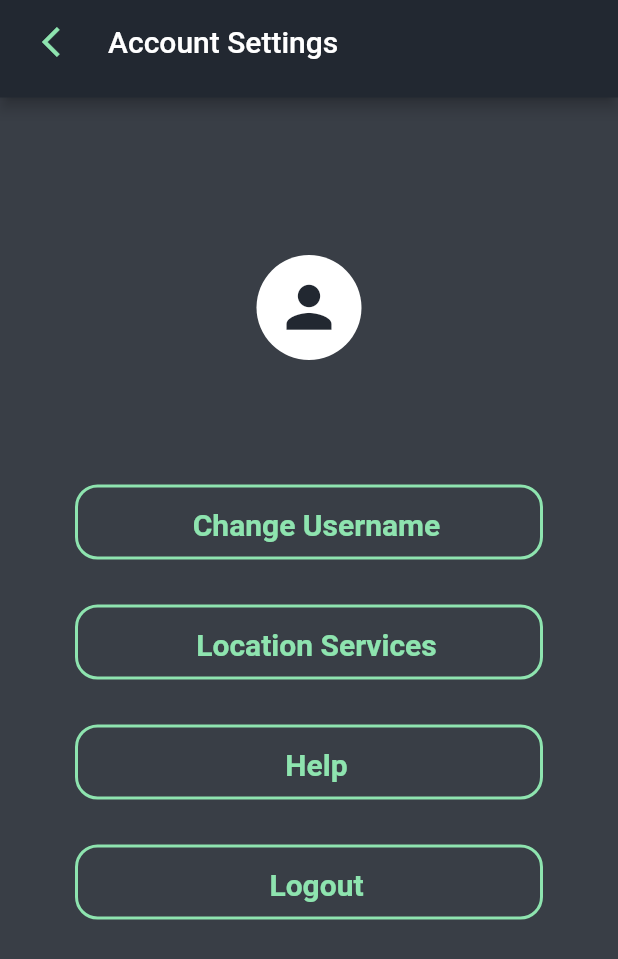
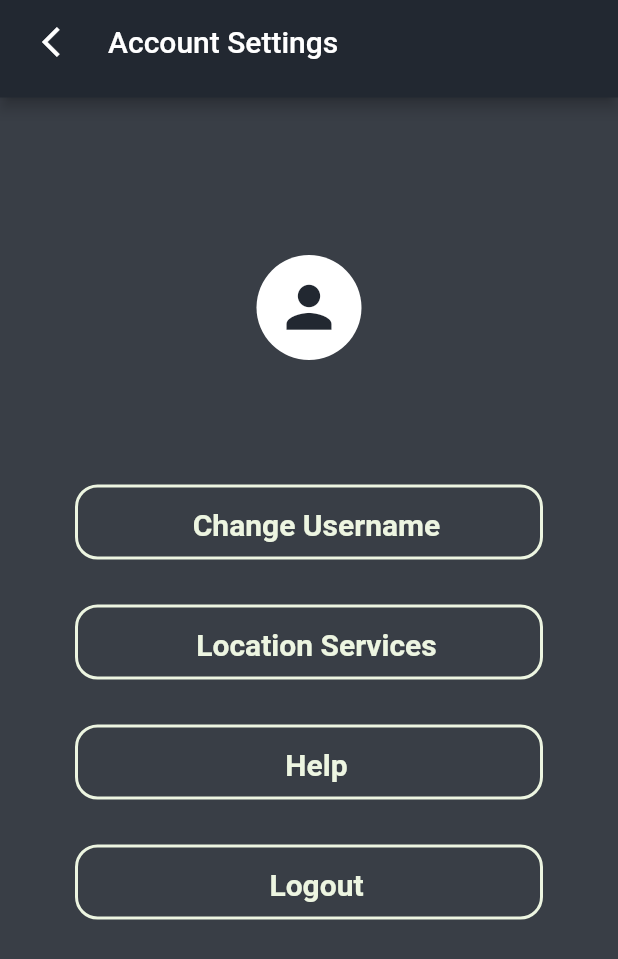
Before and after one commit to austinhogan11/text_marks_the_spot_app, a Flutter app: the HomeScreen screen opened by its route, after a tap on the "settings" icon, on a phone screen of 412 x 824 dp. Shown: the top 959 px of the screen. Run offline on Flutter 3.47's test engine with Material 2 defaults, Android fonts, the phone set to English and light mode, and no system bars; our stand-ins replace cloud_firestore, firebase_auth, firebase_core, geolocator, google_maps_flutter, google_sign_in; missing offline and left inert: apple_sign_in; accounts and stored records are empty.

Commit message:
Revert "- User Radius established for the homescreen map display - Some Deprecated Components (Buttons) Updated"
This reverts commit cb5bd218

```diff
--- a/lib/components/custom_button.dart
+++ b/lib/components/custom_button.dart
@@ -23,63 +23,33 @@ class CustomButton extends StatelessWidget {
 
   @override
   Widget build(BuildContext context) {
-    return TextButton(
+    return FlatButton(
+      color: color,
+      splashColor: kPrimaryColor,
       onPressed: onTap,
-      style: ButtonStyle(
-        overlayColor: MaterialStateProperty.all(kAccentColor),
-        backgroundColor: MaterialStateProperty.all<Color>(color),
-        shape: MaterialStateProperty.all(
-          RoundedRectangleBorder(
-            borderRadius: BorderRadius.circular(50.0),
-          ),
-        ),
+      shape: RoundedRectangleBorder(
+        borderRadius: BorderRadius.circular(40),
       ),
       child: Padding(
-        padding: const EdgeInsets.fromLTRB(0, 5, 0, 5),
+        padding: const EdgeInsets.fromLTRB(0, 15, 0, 15),
         child: Row(
           mainAxisAlignment: MainAxisAlignment.center,
           children: <Widget>[
             if (image != null)
               Image(image: AssetImage("assets/$image"), height: 25.0),
-            if (image != null) SizedBox(width: 10.0),
-            Text(
-              btnText,
-              style: TextStyle(
-                  fontSize: fontSize,
-                  color: textColor,
-                  fontWeight: FontWeight.bold),
+            Padding(
+              padding: const EdgeInsets.only(left: 10),
+              child: Text(
+                btnText,
+                style: TextStyle(
+                    fontSize: fontSize,
+                    color: textColor,
+                    fontWeight: FontWeight.bold),
+              ),
             )
           ],
         ),
       ),
     );
-    // return FlatButton(
-    //   color: color,
-    //   splashColor: kPrimaryColor,
-    //   onPressed: onTap,
-    //   shape: RoundedRectangleBorder(
-    //     borderRadius: BorderRadius.circular(40),
-    //   ),
-    //   child: Padding(
-    //     padding: const EdgeInsets.fromLTRB(0, 15, 0, 15),
-    //     child: Row(
-    //       mainAxisAlignment: MainAxisAlignment.center,
-    //       children: <Widget>[
-    //         if (image != null)
-    //           Image(image: AssetImage("assets/$image"), height: 25.0),
-    //         Padding(
-    //           padding: const EdgeInsets.only(left: 10),
-    //           child: Text(
-    //             btnText,
-    //             style: TextStyle(
-    //                 fontSize: fontSize,
-    //                 color: textColor,
-    //                 fontWeight: FontWeight.bold),
-    //           ),
-    //         )
-    //       ],
-    //     ),
-    //   ),
-    // );
   }
 }
--- a/lib/components/settings_button.dart
+++ b/lib/components/settings_button.dart
@@ -11,6 +11,7 @@ import 'package:text_marks_the_spot_app/screens/authentication/login_screen.dart
 class SettingsButton extends StatelessWidget {
   final String btnText;
   final String screenNavRoute;
+  final Color grn = const Color(0xFFEDF5E1);
 
   SettingsButton({this.btnText, this.screenNavRoute, Color color});
 
@@ -19,7 +20,7 @@ class SettingsButton extends StatelessWidget {
     return Padding(
       padding: EdgeInsets.symmetric(vertical: 15.0, horizontal: 50.0),
       child: OutlineButton(
-        splashColor: Colors.white,
+        splashColor: grn,
         onPressed: () {
           if (screenNavRoute == LoginScreen.id) userSignOutHandling(context);
           Navigator.pushNamed(context, screenNavRoute);
@@ -28,7 +29,8 @@ class SettingsButton extends StatelessWidget {
           borderRadius: BorderRadius.circular(15.0),
         ),
         highlightElevation: 0,
-        borderSide: BorderSide(color: MedGrn, width: 2.0),
+        color: DrkGrn,
+        borderSide: BorderSide(color: grn, width: 2.0),
         child: Padding(
           padding: const EdgeInsets.fromLTRB(0, 10, 0, 10),
           child: Row(
@@ -41,7 +43,7 @@ class SettingsButton extends StatelessWidget {
                   style: TextStyle(
                     height: 1.5,
                     fontSize: 20,
-                    color: MedGrn,
+                    color: grn,
                     fontWeight: FontWeight.bold,
                   ),
                 ),
--- a/lib/components/textmark_stream.dart
+++ b/lib/components/textmark_stream.dart
@@ -3,6 +3,7 @@ import 'package:firebase_auth/firebase_auth.dart';
 import 'package:flutter/material.dart';
 import 'package:text_marks_the_spot_app/components/textmark_card.dart';
 import 'package:text_marks_the_spot_app/data/data_handling.dart';
+import 'package:text_marks_the_spot_app/screens/home/create_textmark_screen.dart';
 
 CollectionReference textmarks = DataHandling().textmarks;
 CollectionReference users = DataHandling().users;
--- a/lib/constants.dart
+++ b/lib/constants.dart
@@ -3,7 +3,7 @@ import 'package:flutter/material.dart';
 // Primary app color used throughout the interface
 const Color kPrimaryColor = Color(0xff222831);
 
-const Color kAccentColor = Color(0xff393E46);
+const Color kAccentColor = Color(0xff393e46);
 
 const Color KIconFill = Color(0xff05386B);
 
@@ -11,18 +11,20 @@ const Color DrkGrn = Color(0Xff379683);
 
 const Color MedGrn = Color(0xff8EE4AF);
 
-const Color Alabaster = const Color(0xFFEDF5E1);
+const Color grn = const Color(0xFFEDF5E1);
 
-const Icon KBackIconButton = Icon(
+const Icon kBackIconButton = Icon(
   Icons.arrow_back_ios,
-  color: MedGrn,
+  color: Colors.white,
 );
 
 const Icon kSettingsIconButton = Icon(
   Icons.settings,
   size: 30.0,
-  color: MedGrn,
+  color: grn,
 );
+
+
 
 const TextStyle kTextMarkTextStyleBold = TextStyle(
   color: Colors.blue,
--- a/lib/data/data_handling.dart
+++ b/lib/data/data_handling.dart
@@ -1,5 +1,6 @@
 import 'package:cloud_firestore/cloud_firestore.dart';
 import 'package:firebase_auth/firebase_auth.dart';
+import 'package:text_marks_the_spot_app/screens/home/create_textmark_screen.dart';
 
 /*
   Data Handling Class for the users collection in Firestore
--- a/lib/main.dart
+++ b/lib/main.dart
@@ -11,6 +11,7 @@ import 'package:text_marks_the_spot_app/screens/account_settings/location_servic
 import 'package:text_marks_the_spot_app/screens/authentication/login_screen.dart';
 import 'package:text_marks_the_spot_app/screens/authentication/sign_up_screen.dart';
 import 'package:text_marks_the_spot_app/screens/home/home_screen.dart';
+import 'package:text_marks_the_spot_app/screens/home/show_textmark_message.dart';
 import 'package:text_marks_the_spot_app/screens/messages/textmarks_page_view.dart';
 
 import 'functionality/authentication/apple_sign_in_available.dart';
@@ -39,9 +40,9 @@ class TextMarksTheSpot extends StatelessWidget {
         title: 'Text Marks the Spot',
 
         // Application Screen Navigation set up
-        initialRoute: LoginScreen.id,
+        // initialRoute: LoginScreen.id,
         // initialRoute: TextmarksPageView.id,
-        // initialRoute: HomeScreen.id,
+        initialRoute: HomeScreen.id,
         routes: {
           LoginScreen.id: (context) => LoginScreen(),
           SignUpScreen.id: (context) => SignUpScreen(),
--- a/lib/screens/account_settings/account_screen.dart
+++ b/lib/screens/account_settings/account_screen.dart
@@ -44,7 +44,8 @@ class _AccountScreenState extends State<AccountScreen> {
       backgroundColor: kAccentColor,
       appBar: CustomAppBar(
         title: 'Account Settings',
-        icon: KBackIconButton,
+        icon: kBackIconButton,
+        // iconFunction: () => Navigator.pushNamed(context, HomeScreen.id),
         iconFunction: () => Navigator.pop(context),
       ),
       body: Center(
@@ -63,26 +64,30 @@ class _AccountScreenState extends State<AccountScreen> {
                 child: Text(
                   username == null ? '' : username,
                   style: TextStyle(
-                    color: MedGrn,
                     fontSize: 20.0,
+                    color: grn,
                     fontWeight: FontWeight.bold,
                   ),
                 ),
               ),
               SettingsButton(
                 btnText: 'Change Username',
+                color: grn,
                 screenNavRoute: ChangeUserNameScreen.id,
               ),
               SettingsButton(
                 btnText: 'Location Services',
+                color: grn,
                 screenNavRoute: LocationServicesScreen.id,
               ),
               SettingsButton(
                 btnText: 'Help',
+                color: grn,
                 screenNavRoute: HelpScreen.id,
               ),
               SettingsButton(
                 btnText: 'Logout',
+                color: grn,
                 screenNavRoute: LoginScreen.id,
               ),
             ],
--- a/lib/screens/home/home_screen.dart
+++ b/lib/screens/home/home_screen.dart
@@ -1,3 +1,5 @@
+import 'dart:math' as Math;
+
 import 'package:cloud_firestore/cloud_firestore.dart';
 import 'package:firebase_auth/firebase_auth.dart';
 import 'package:flutter/material.dart';
@@ -28,10 +30,8 @@ class _HomeScreenState extends State<HomeScreen> {
 
   static LatLng _initialPosition;
   Set<Marker> _markers = new Set<Marker>();
-  Set<Circle> _circles = new Set<Circle>();
   Marker currentMarker;
-  Circle youCircle;
-  Marker you;
+  Marker You;
   GeoPoint currentGeoPoint;
   LatLng currentCenter;
   double latitude = 0;
@@ -40,6 +40,9 @@ class _HomeScreenState extends State<HomeScreen> {
   CameraPosition cameraPosition;
   var _mapController;
   List<String> sentTMNicknames;
+
+
+
 
   @override
   void initState() {
@@ -66,7 +69,6 @@ class _HomeScreenState extends State<HomeScreen> {
                   ? CircularProgressIndicator()
                   : GoogleMap(
                       markers: _markers,
-                      circles: _circles,
                       onLongPress: (LatLng coor) {
                         setState(() {
                           currentMarker == null
@@ -113,13 +115,14 @@ class _HomeScreenState extends State<HomeScreen> {
                             children: [
                               RawMaterialButton(
                                 elevation: 2.0,
-                                fillColor: kPrimaryColor,
+                                // fillColor: Colors.teal,
+                                fillColor: KIconFill,
                                 child: Padding(
                                   padding: const EdgeInsets.all(15.0),
                                   child: Icon(
                                     Icons.location_searching_sharp,
                                     size: 45.0,
-                                    color: Alabaster,
+                                    color: grn,
                                   ),
                                 ),
                                 shape: CircleBorder(),
@@ -141,13 +144,13 @@ class _HomeScreenState extends State<HomeScreen> {
                           children: [
                             RawMaterialButton(
                                 elevation: 2.0,
-                                fillColor: kPrimaryColor,
+                                fillColor: KIconFill,
                                 child: Padding(
                                   padding: const EdgeInsets.all(15.0),
                                   child: Icon(
                                     Icons.message_sharp,
                                     size: 45.0,
-                                    color: Alabaster,
+                                    color: grn,
                                   ),
                                 ),
                                 shape: CircleBorder(),
@@ -235,31 +238,19 @@ class _HomeScreenState extends State<HomeScreen> {
     this.currentCenter = LatLng(this.latitude, this.longitude);
 
     _markers.removeWhere((element) => element.markerId.value == "You");
-    _circles.removeWhere((element) => element.circleId.value == "youCircle");
 
     ImageConfiguration configuration = createLocalImageConfiguration(context);
 
     BitmapDescriptor b = await BitmapDescriptor.fromAssetImage(
         configuration, 'assets/image0.png');
 
-    this.you = new Marker(
+    this.You = new Marker(
         markerId: new MarkerId("You"),
         position: LatLng(latitude, longitude),
         infoWindow: InfoWindow(title: "You"),
         icon: BitmapDescriptor.defaultMarkerWithHue(50));
 
-    this.youCircle = new Circle(
-      circleId: new CircleId("youCircle"),
-      center: LatLng(latitude, longitude),
-      fillColor: kPrimaryColor.withOpacity(0.5),
-      radius: 200.0,
-      strokeWidth: 1,
-      strokeColor: kPrimaryColor,
-    );
-
-    _circles.add(youCircle);
-
-    _markers.add(you);
+    _markers.add(You);
   }
 
   void getMarkers() async {
@@ -327,7 +318,7 @@ class _HomeScreenState extends State<HomeScreen> {
       }
     });
 
-    newMarkers.add(this.you);
+    newMarkers.add(this.You);
     if (this.currentMarker != null) {
       newMarkers.add(this.currentMarker);
     }
```
Also changed, not shown: lib/components/custom_alert_dialog.dart (+12 -16 lines), lib/screens/account_settings/change_username_screen.dart (+17 -11 lines), lib/screens/account_settings/changed_username_screen.dart (+13 -7 lines), lib/screens/authentication/sign_up_screen.dart (+14 -8 lines), lib/screens/home/create_textmark_screen.dart (+13 -12 lines), lib/screens/home/show_textmark_message.dart (+31 -0 lines).
